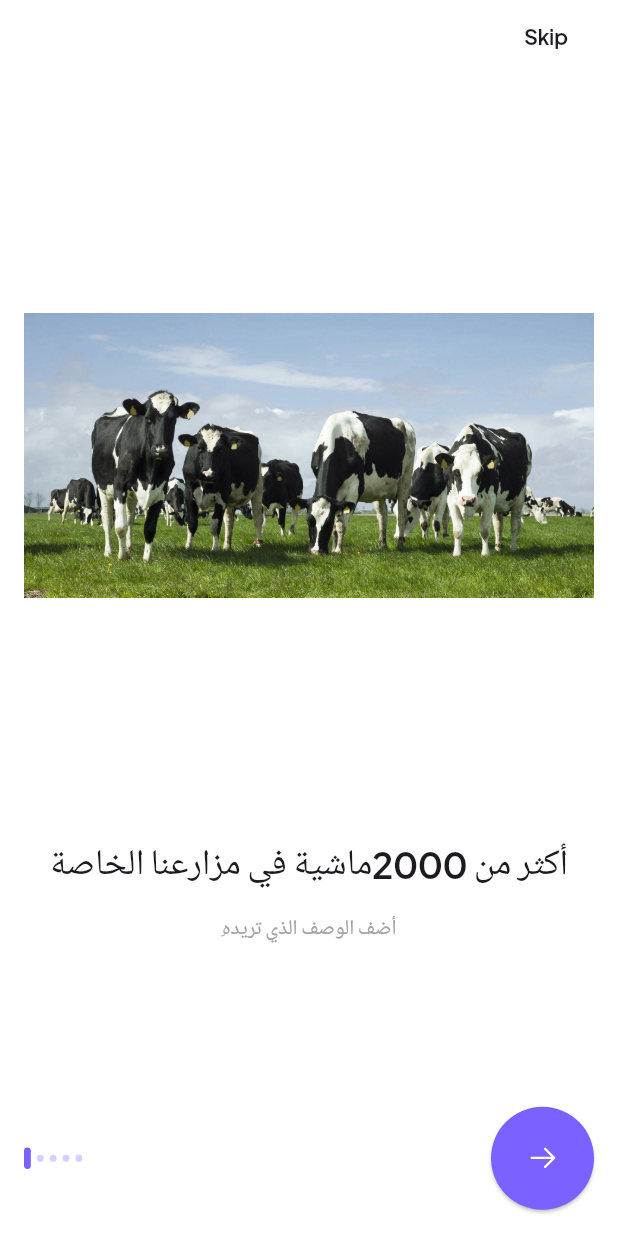
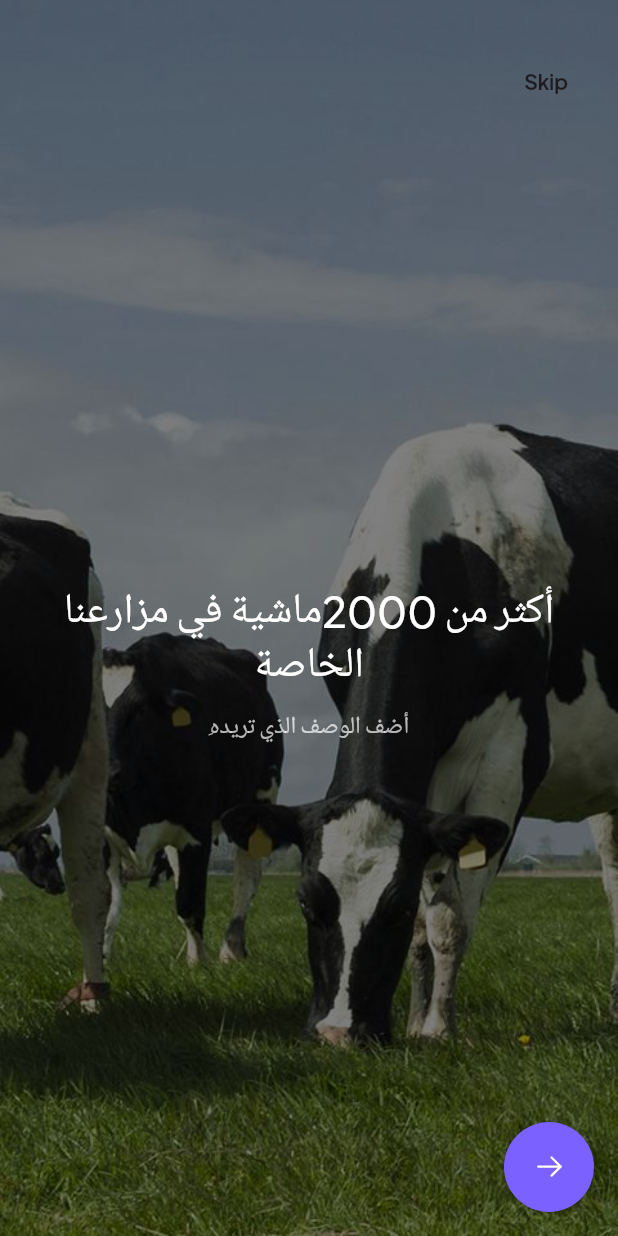
Before and after one commit to sayedmoataz/Healthy, a Flutter app: the screen it shows after launch, on a phone screen of 412 x 824 dp. Run offline on Flutter 3.47's test engine with Material 3 defaults, Android fonts, the light colour scheme and no system bars; our stand-ins replace cached_network_image, flutter_screenutil, flutter_svg, form_field_validator, get, shared_preferences; missing offline and left inert: tbib_splash_screen.

Commit message:
add category screen design add related products to product screen refactor loginscreen image remove categories from home screen complete bottom navigation bar edit onboarding screen

```diff
--- a/word_of_mouth/lib/core/utils/app_strings.dart
+++ b/word_of_mouth/lib/core/utils/app_strings.dart
@@ -44,13 +44,15 @@ class AppStrings {
       'Enter Your E-mail Address To Reset Your Password';
 
   static const String getStarted = 'Let’s get started!';
-  static const String getStartedDescriptions = 'Please enter your valid data in order to create an account.';
+  static const String getStartedDescriptions =
+      'Please enter your valid data in order to create an account.';
 
   static const String agreement = 'I agree with the';
   static const String terms = ' Terms of service ';
   static const String privacy = '& privacy policy.';
 
   static const String categories = 'Categories';
+  static const String relatedProducts = 'Related Products';
   static const String popularCategories = 'Popular products';
   static const String flashSale = 'Flash Sale';
   static const String newArrival = 'New \narrival';
@@ -60,6 +62,7 @@ class AppStrings {
   static const String off = '% OFF';
 
   static const String saleQuote = 'Super Flash Sale \n50% Off';
-  static const String addToCart = 'addToCart';
-
+  static const String addToCart = 'Add To Cart';
+  static const String findSomeThing = 'Find something...';
+  static const String shopNow = 'SHOP NOW';
 }
--- a/word_of_mouth/lib/core/utils/routing/app_pages.dart
+++ b/word_of_mouth/lib/core/utils/routing/app_pages.dart
@@ -1,5 +1,7 @@
 import 'package:get/get.dart';
 
+import '../../../features/CategoriesScreen/controllers/CategoriesScreen_bindings.dart';
+import '../../../features/CategoriesScreen/view/pages/CategoriesScreen_page.dart';
 import '../../../features/HomeScreen/view/pages/HomeScreen_page.dart';
 import '../../../features/NavigationBar/controller/NavigationBar_bindings.dart';
 import '../../../features/NavigationBar/views/NavigationBar_page.dart';
@@ -44,5 +46,10 @@ class AppPages {
       page: () => const LandingScreen(),
       binding: NavigationBarBindings(),
     ),
+    GetPage(
+      name: AppRoutes.categoriesScreen,
+      page: () => CategoriesScreenPage(),
+      binding: CategoriesScreenBindings(),
+    ),
   ];
 }
--- a/word_of_mouth/lib/core/utils/routing/app_routes.dart
+++ b/word_of_mouth/lib/core/utils/routing/app_routes.dart
@@ -14,4 +14,5 @@ class AppRoutes {
   static const String homeScreen = '/homeScreen';
   static const String forgetPassword = '/forgetPassword';
   static const String productScreen = '/productScreen';
+  static const String categoriesScreen = '/categoriesScreen';
 }
--- /dev/null
+++ b/word_of_mouth/lib/features/CategoriesScreen/controllers/CategoriesScreen_bindings.dart
@@ -0,0 +1,9 @@
+import 'package:get/get.dart';
+import 'CategoriesScreen_controller.dart';
+
+class CategoriesScreenBindings implements Bindings {
+    @override
+    void dependencies() {
+        Get.put(CategoriesScreenController());
+    }
+}
--- a/word_of_mouth/lib/features/onboarding/controller/onboarding_controller.dart
+++ b/word_of_mouth/lib/features/onboarding/controller/onboarding_controller.dart
@@ -9,7 +9,7 @@ import '../model/onboarding_model.dart';
 
 class OnboardingController extends GetxController {
   var selectedPageIndex = 0.obs;
-  var pageController = PageController();
+  late PageController pageController;
   bool get isFirstPage => selectedPageIndex.value == 0;
   bool get isLastPage => selectedPageIndex.value == onboardingPages.length - 1;
 
@@ -25,12 +25,14 @@ class OnboardingController extends GetxController {
     super.onClose();
   }
 
-  nextAction() {
+  void nextAction() {
     if (isLastPage) {
       Get.offNamed(AppRoutes.loginScreen);
     } else {
       pageController.nextPage(
-          duration: AppConstants.defaultDuration, curve: Curves.ease);
+        duration: AppConstants.defaultDuration,
+        curve: Curves.ease,
+      );
     }
   }
 
--- a/word_of_mouth/lib/features/onboarding/view/pages/on_boaerding.dart
+++ b/word_of_mouth/lib/features/onboarding/view/pages/on_boaerding.dart
@@ -3,34 +3,70 @@ import 'package:flutter_screenutil/flutter_screenutil.dart';
 import 'package:flutter_svg/flutter_svg.dart';
 import 'package:get/get.dart';
 
-import '../../../../core/components/dot_indicators.dart';
 import '../../../../core/utils/app_assets.dart';
-import '../../../../core/utils/app_colors.dart';
 import '../../../../core/utils/app_strings.dart';
 import '../../../../core/utils/constants.dart';
 import '../../../../core/utils/routing/app_routes.dart';
 import '../../controller/onboarding_controller.dart';
-import '../widgets/onboarding_widget.dart';
 
-class OnBoarding extends StatefulWidget {
-  const OnBoarding({Key? key}) : super(key: key);
+class OnBoarding extends StatelessWidget {
+  OnBoarding({Key? key}) : super(key: key);
 
-  @override
-  State<OnBoarding> createState() => _OnBoardingState();
-}
-
-class _OnBoardingState extends State<OnBoarding> {
-  final _controller = OnboardingController();
+  final OnboardingController _controller = Get.put(OnboardingController());
 
   @override
   Widget build(BuildContext context) {
     return Scaffold(
-      body: SafeArea(
-        child: Padding(
+      floatingActionButton: SizedBox(
+        height: 60,
+        width: 60,
+        child: ElevatedButton(
+          onPressed: () => _controller.nextAction(),
+          style: ElevatedButton.styleFrom(
+            shape: const CircleBorder(),
+          ),
+          child: SvgPicture.asset(
+            AppAssets.arrowRight,
+            colorFilter: const ColorFilter.mode(
+              Colors.white,
+              BlendMode.srcIn,
+            ),
+          ),
+        ),
+      ),
+      body: Stack(
+        children: [
+          // PageView without Obx wrapper
+          PageView.builder(
+            controller: _controller.pageController,
+            itemCount: _controller.onboardingPages.length,
+            onPageChanged: (value) {
+              _controller.selectedPageIndex.value = value;
+            },
+            itemBuilder: (context, index) {
+              final page = _controller.onboardingPages[index];
+              return Stack(
+                children: [
+                  // Background image
+                  Positioned.fill(
+                    child: Image.asset(
+                      page.image,
+                      fit: BoxFit.cover,
+                    ),
+                  ),
+                  // Dark overlay
+                  Positioned.fill(
+                    child: Container(
+                      color: Colors.black.withOpacity(0.5),
+                    ),
+                  ),
+                  // Content
+                  Padding(
                     padding: const EdgeInsets.symmetric(
                         horizontal: AppConstants.defaultPadding),
                     child: Column(
                       children: [
+                        SizedBox(height: 25.h),
                         Align(
                           alignment: Alignment.centerRight,
                           child: TextButton(
@@ -40,64 +76,55 @@ class _OnBoardingState extends State<OnBoarding> {
                             child: Text(
                               AppStrings.skip,
                               style: TextStyle(
-                      color: Theme.of(context).textTheme.bodyLarge!.color,
+                                color: Theme.of(context)
+                                    .textTheme
+                                    .bodyLarge!
+                                    .color,
                               ),
                             ),
                           ),
                         ),
                         Expanded(
-                child: PageView.builder(
-                  controller: _controller.pageController,
-                  itemCount: _controller.onboardingPages.length,
-                  onPageChanged: (value) {
-                    setState(() {
-                      _controller.selectedPageIndex = value.obs;
-                    });
-                  },
-                  itemBuilder: (context, index) => OnbordingContent(
-                    title: _controller.onboardingPages[index].title,
-                    description: _controller.onboardingPages[index].description,
-                    image: _controller.onboardingPages[index].image,
-                    isTextOnTop: index.isOdd,
+                          child: Column(
+                            mainAxisAlignment: MainAxisAlignment.center,
+                            children: [
+                              Padding(
+                                padding: const EdgeInsets.symmetric(
+                                    horizontal: 20.0),
+                                child: Column(
+                                  children: [
+                                    Text(
+                                      page.title,
+                                      style: Theme.of(context)
+                                          .textTheme
+                                          .headlineMedium!
+                                          .copyWith(color: Colors.white),
+                                      textAlign: TextAlign.center,
                                     ),
+                                    const SizedBox(height: 10),
+                                    Text(
+                                      page.description,
+                                      style: Theme.of(context)
+                                          .textTheme
+                                          .bodyLarge!
+                                          .copyWith(color: Colors.white70),
+                                      textAlign: TextAlign.center,
                                     ),
-              ),
-              Row(
-                children: [
-                  ...List.generate(
-                    _controller.onboardingPages.length,
-                    (index) => Padding(
-                      padding: const EdgeInsets.only(
-                          right: AppConstants.defaultPadding / 4),
-                      child: DotIndicator(
-                          isActive:
-                              index == _controller.selectedPageIndex.value),
-                    ),
-                  ),
-                  const Spacer(),
-                  SizedBox(
-                    height: 60.h,
-                    width: 60.w,
-                    child: ElevatedButton(
-                      onPressed: () => _controller.nextAction(),
-                      style: ElevatedButton.styleFrom(
-                        shape: const CircleBorder(),
-                      ),
-                      child: SvgPicture.asset(
-                        AppAssets.arrowRight,
-                        colorFilter: ColorFilter.mode(
-                          AppColors.whiteColor,
-                          BlendMode.srcIn,
-                        ),
-                      ),
+                                  ],
                                 ),
                               ),
                             ],
+                          ),
                         ),
                         const SizedBox(height: AppConstants.defaultPadding),
                       ],
                     ),
                   ),
+                ],
+              );
+            },
+          ),
+        ],
       ),
     );
   }
```
Also changed, not shown: word_of_mouth/lib/features/CategoriesScreen/controllers/CategoriesScreen_controller.dart (added, +10 -0 lines), word_of_mouth/lib/features/CategoriesScreen/view/pages/CategoriesScreen_page.dart (added, +52 -0 lines), word_of_mouth/lib/features/CategoriesScreen/view/widgets/category_item.dart (added, +59 -0 lines), word_of_mouth/lib/features/CategoriesScreen/view/widgets/custom_app_bar.dart (added, +43 -0 lines), word_of_mouth/lib/features/CategoriesScreen/view/widgets/search_field.dart (added, +46 -0 lines), word_of_mouth/lib/features/HomeScreen/view/widgets/offer_carousel_and_categories.dart (+11 -15 lines), word_of_mouth/lib/features/NavigationBar/views/NavigationBar_page.dart (+22 -9 lines), word_of_mouth/lib/features/Product_screen/view/pages/Product_screen_page.dart (+72 -10 lines), word_of_mouth/lib/features/Product_screen/view/widgets/quantity_selector.dart (+18 -5 lines), word_of_mouth/lib/features/auth/views/pages/login.dart (+8 -5 lines). Lines whose indentation alone changed are shown as unchanged.
